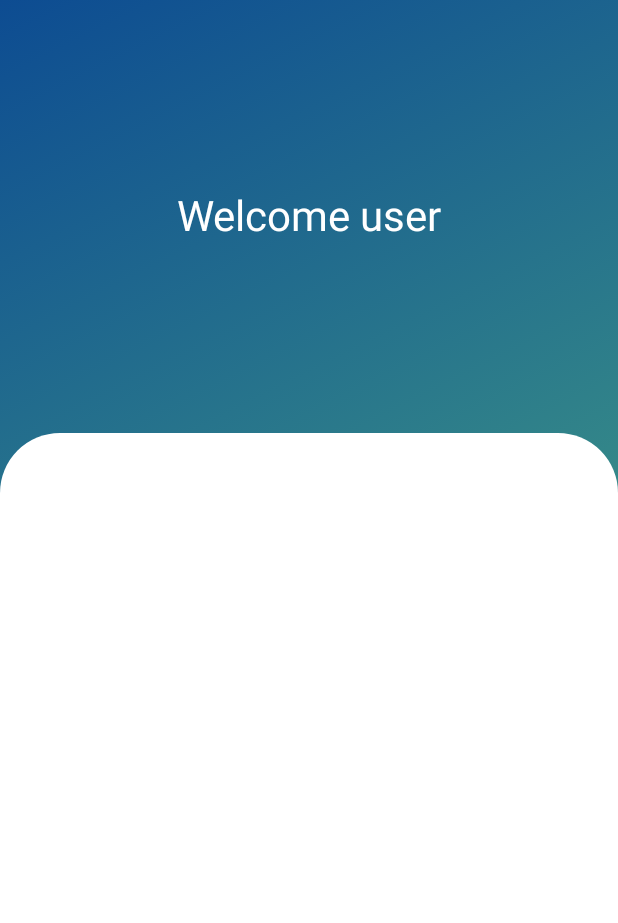
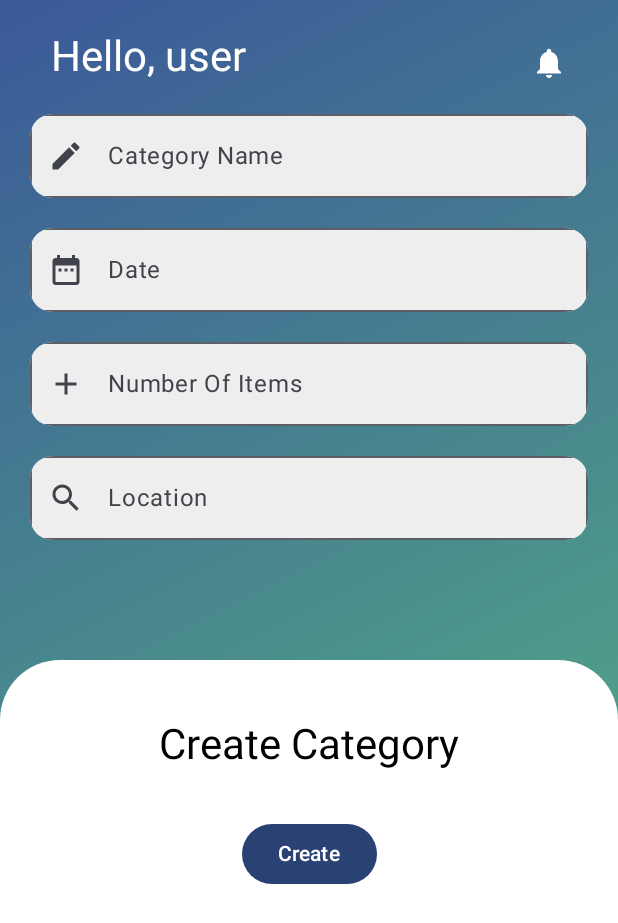
Before and after one commit to Buhle138/Objects-capturing-app, an Android app built with Jetpack Compose: the screen it shows after launch (MainActivity), on a phone screen of 412 x 824 dp. Shown: the top 923 px of the screen. Run offline under Robolectric (Android 15) with nearby library versions, the phone set to English and light mode, and no system bars.

Commit message:
Adding the calendar to the project

```diff
--- /dev/null
+++ b/app/src/main/java/com/example/assignmentparttwo/CreateCategoryScreen.kt
@@ -0,0 +1,184 @@
+package com.example.assignmentparttwo
+
+import android.app.DatePickerDialog
+import android.content.Context
+import android.util.Log
+import android.widget.DatePicker
+import androidx.compose.foundation.background
+import androidx.compose.foundation.layout.Box
+import androidx.compose.foundation.layout.Column
+import androidx.compose.foundation.layout.Row
+import androidx.compose.foundation.layout.Spacer
+import androidx.compose.foundation.layout.fillMaxHeight
+import androidx.compose.foundation.layout.fillMaxSize
+import androidx.compose.foundation.layout.fillMaxWidth
+import androidx.compose.foundation.layout.height
+import androidx.compose.foundation.layout.padding
+import androidx.compose.foundation.layout.width
+import androidx.compose.foundation.shape.RoundedCornerShape
+import androidx.compose.material.icons.Icons
+import androidx.compose.material.icons.filled.Add
+import androidx.compose.material.icons.filled.ArrowDropDown
+import androidx.compose.material.icons.filled.DateRange
+import androidx.compose.material.icons.filled.Edit
+import androidx.compose.material.icons.filled.Notifications
+import androidx.compose.material.icons.filled.Search
+import androidx.compose.material3.Button
+import androidx.compose.material3.Icon
+import androidx.compose.material3.IconButton
+import androidx.compose.material3.MaterialTheme
+import androidx.compose.material3.OutlinedTextField
+import androidx.compose.material3.Text
+import androidx.compose.material3.TextField
+import androidx.compose.runtime.Composable
+import androidx.compose.runtime.mutableStateOf
+import androidx.compose.runtime.remember
+import androidx.compose.ui.Alignment
+import androidx.compose.ui.Modifier
+import androidx.compose.ui.draw.clip
+import androidx.compose.ui.graphics.Color
+import androidx.compose.ui.unit.dp
+import java.util.Calendar
+import java.util.Date
+
+@Composable
+fun LoginScreen(context: Context) {
+
+
+
+    GradientBox(modifier = Modifier.fillMaxSize()) {
+
+        val date = remember { mutableStateOf("") }
+
+        Column(
+            modifier = Modifier.fillMaxSize(),
+            horizontalAlignment = Alignment.CenterHorizontally
+        ) {
+            Spacer(modifier = Modifier.height(20.dp))
+            Row {
+                Text(text = "Hello, user", style = MaterialTheme.typography.headlineMedium,
+                    color = Color.White
+                )
+
+                Icon(modifier = Modifier.padding(start = 190.dp, top = 10.dp),tint = Color.White,imageVector = Icons.Default.Notifications, contentDescription = null)
+
+            }
+
+            Box(
+                modifier = Modifier
+                    .fillMaxWidth()
+                    .fillMaxHeight(0.5f),
+                contentAlignment = Alignment.Center
+
+            ) {
+
+                Column(
+                    modifier = Modifier.fillMaxSize(),
+                    horizontalAlignment = Alignment.CenterHorizontally
+                ){
+
+
+                    //CATEGORY NAME
+                    Spacer(modifier = Modifier.height(20.dp))
+                    OutlinedTextField( modifier = Modifier
+                        .fillMaxWidth()
+                        .width(10.dp)
+                        .padding(horizontal = 20.dp)
+                        .clip(RoundedCornerShape(15.dp))
+                        .background(Color(0xFFEFEEEE)), value = "", onValueChange = {}, placeholder = { Text(text = "Category Name")},
+                        leadingIcon = { IconButton(onClick = {Log.i("Icon clicked", "you clicked it ")}){
+                            Icon(imageVector = Icons.Default.Edit, contentDescription = null)
+                        }
+                        }
+                    )
+
+                    //DATE TEXT FIELD
+                    Spacer(modifier = Modifier.height(20.dp))
+                    OutlinedTextField( modifier = Modifier
+                        .fillMaxWidth()
+                        .width(10.dp)
+                        .padding(horizontal = 20.dp)
+                        .clip(RoundedCornerShape(15.dp))
+                        .background(Color(0xFFEFEEEE)), value = date.value, onValueChange = {it}, placeholder = { Text(text = "Date")},
+                        leadingIcon = { IconButton(onClick = {
+                            val year: Int
+                            val month: Int
+                            val day: Int
+
+                            val calendar = Calendar.getInstance()
+                            year = calendar.get(Calendar.YEAR)
+                            month = calendar.get(Calendar.MONTH)
+                            day = calendar.get(Calendar.DAY_OF_MONTH)
+                            calendar.time = Date()
+
+
+                            val datePickerDialog = DatePickerDialog(
+                                context,
+                                { _: DatePicker, year: Int, month: Int, dayOfMonth: Int ->
+                                    date.value = "$dayOfMonth/${month + 1}/$year"
+                                }, year, month, day
+                            )
+
+                            datePickerDialog.show()
+                        }) {
+                            Icon(imageVector = Icons.Default.DateRange, contentDescription = null)
+                        }}
+                        )
+
+                    //NUMBER OF ITEMS
+                    Spacer(modifier = Modifier.height(20.dp))
+                    OutlinedTextField( modifier = Modifier
+                        .fillMaxWidth()
+                        .width(10.dp)
+                        .padding(horizontal = 20.dp)
+                        .clip(RoundedCornerShape(15.dp))
+                        .background(Color(0xFFEFEEEE)), value = "", onValueChange = {}, placeholder = { Text(text = "Number Of Items")},
+                        leadingIcon = {IconButton(onClick = {Log.i("Icon clicked", "you clicked it ")}){
+                            Icon(imageVector = Icons.Default.Add, contentDescription = null)
+                        }})
+
+                    //LOCATION
+                    Spacer(modifier = Modifier.height(20.dp))
+                    OutlinedTextField( modifier = Modifier
+                        .fillMaxWidth()
+                        .width(10.dp)
+                        .padding(horizontal = 20.dp)
+                        .clip(RoundedCornerShape(15.dp))
+                        .background(Color(0xFFEFEEEE)), value = "", onValueChange = {}, placeholder = { Text(text = "Location")},
+                        leadingIcon = {IconButton(onClick = {}){
+                            Icon(imageVector = Icons.Default.Search, contentDescription = null)
+                        }})
+
+                    Spacer(modifier = Modifier.height(20.dp))
+                }
+            }
+            Column(
+                modifier = Modifier
+                    .fillMaxSize()
+                    .clip(RoundedCornerShape(topStart = 40.dp, topEnd = 40.dp))
+                    .background(Color.White),
+                horizontalAlignment = Alignment.CenterHorizontally
+            ) {
+                if(isSmallScreenHeight()){
+                    Spacer(modifier = Modifier.fillMaxSize(0.05f))
+                }else{
+                    Spacer(modifier = Modifier.fillMaxSize(0.1f))
+                }
+                Text(text = "Create Category", style = MaterialTheme.typography.headlineMedium,
+                    color = Color.Black
+                )
+                if(isSmallScreenHeight()){
+                    Spacer(modifier = Modifier.fillMaxSize(0.05f))
+                }else{
+                    Spacer(modifier = Modifier.fillMaxSize(0.1f))
+                }
+
+                Button(onClick = { /*TODO*/ }) {
+                    Text(text = "Create")
+                }
+
+            }
+        }
+
+    }
+}
--- a/app/src/main/java/com/example/assignmentparttwo/GradientBox.kt
+++ b/app/src/main/java/com/example/assignmentparttwo/GradientBox.kt
@@ -9,7 +9,7 @@ import androidx.compose.ui.Modifier
 import androidx.compose.ui.graphics.Brush
 
 
-val Blue = Color(0xFF0D4C92)
+val Blue = Color(0xFF3B5999)
 val Tail600 = Color(0xFF59C180)
 
 @Composable
--- a/app/src/main/java/com/example/assignmentparttwo/LoginScreen.kt
+++ /dev/null
@@ -1,49 +0,0 @@
-package com.example.assignmentparttwo
-
-import androidx.compose.foundation.background
-import androidx.compose.foundation.layout.Box
-import androidx.compose.foundation.layout.Column
-import androidx.compose.foundation.layout.fillMaxHeight
-import androidx.compose.foundation.layout.fillMaxSize
-import androidx.compose.foundation.layout.fillMaxWidth
-import androidx.compose.foundation.shape.RoundedCornerShape
-import androidx.compose.material3.MaterialTheme
-import androidx.compose.material3.Text
-import androidx.compose.runtime.Composable
-import androidx.compose.ui.Alignment
-import androidx.compose.ui.Modifier
-import androidx.compose.ui.draw.clip
-import androidx.compose.ui.graphics.Color
-import androidx.compose.ui.unit.dp
-
-@Composable
-fun LoginScreen() {
-    GradientBox(modifier = Modifier.fillMaxSize()) {
-        Column(
-            modifier = Modifier.fillMaxSize(),
-            horizontalAlignment = Alignment.CenterHorizontally
-        ) {
-            Box(
-                modifier = Modifier
-                    .fillMaxWidth()
-                    .fillMaxHeight(0.35f),
-                contentAlignment = Alignment.Center
-
-            ) {
-                Text(text = "Welcome user", style = MaterialTheme.typography.headlineMedium,
-                    color = Color.White
-                )
-            }
-            Column(
-                modifier = Modifier.fillMaxSize()
-                    .clip(RoundedCornerShape(topStart = 40.dp, topEnd = 40.dp))
-                    .background(Color.White),
-                horizontalAlignment = Alignment.CenterHorizontally
-            ) {
-
-            }
-        }
-        //Part that will collapse when we show the keyboard
-
-    }
-}
--- a/app/src/main/java/com/example/assignmentparttwo/MainActivity.kt
+++ b/app/src/main/java/com/example/assignmentparttwo/MainActivity.kt
@@ -1,5 +1,6 @@
 package com.example.assignmentparttwo
 
+import android.content.Context
 import android.os.Bundle
 import androidx.activity.ComponentActivity
 import androidx.activity.compose.setContent
@@ -15,6 +16,7 @@ import com.example.assignmentparttwo.ui.theme.AssignmentPartTwoTheme
 class MainActivity : ComponentActivity() {
     override fun onCreate(savedInstanceState: Bundle?) {
         super.onCreate(savedInstanceState)
+        val context: Context = this
         setContent {
             AssignmentPartTwoTheme {
                 // A surface container using the 'background' color from the theme
@@ -22,7 +24,7 @@ class MainActivity : ComponentActivity() {
                     modifier = Modifier.fillMaxSize(),
                     color = MaterialTheme.colorScheme.background
                 ) {
-                   LoginScreen()
+                   LoginScreen(context)
                 }
             }
         }
--- /dev/null
+++ b/app/src/main/java/com/example/assignmentparttwo/UiHelper.kt
@@ -0,0 +1,10 @@
+package com.example.assignmentparttwo
+
+import androidx.compose.runtime.Composable
+import androidx.compose.ui.platform.LocalConfiguration
+
+@Composable
+fun isSmallScreenHeight() : Boolean {
+    val conf = LocalConfiguration.current
+    return conf.screenHeightDp <= 786
+}
```
Also changed, not shown: app/src/main/java/com/example/assignmentparttwo/MyTextField.kt (added, +51 -0 lines).
